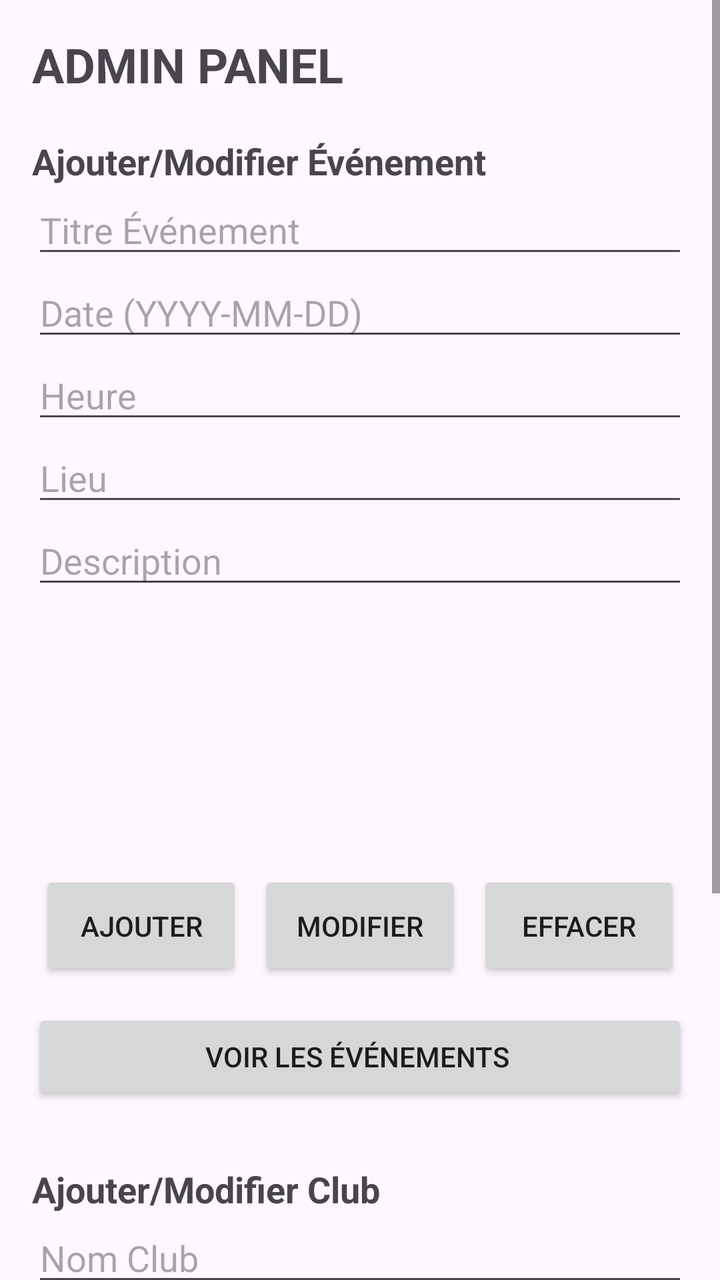
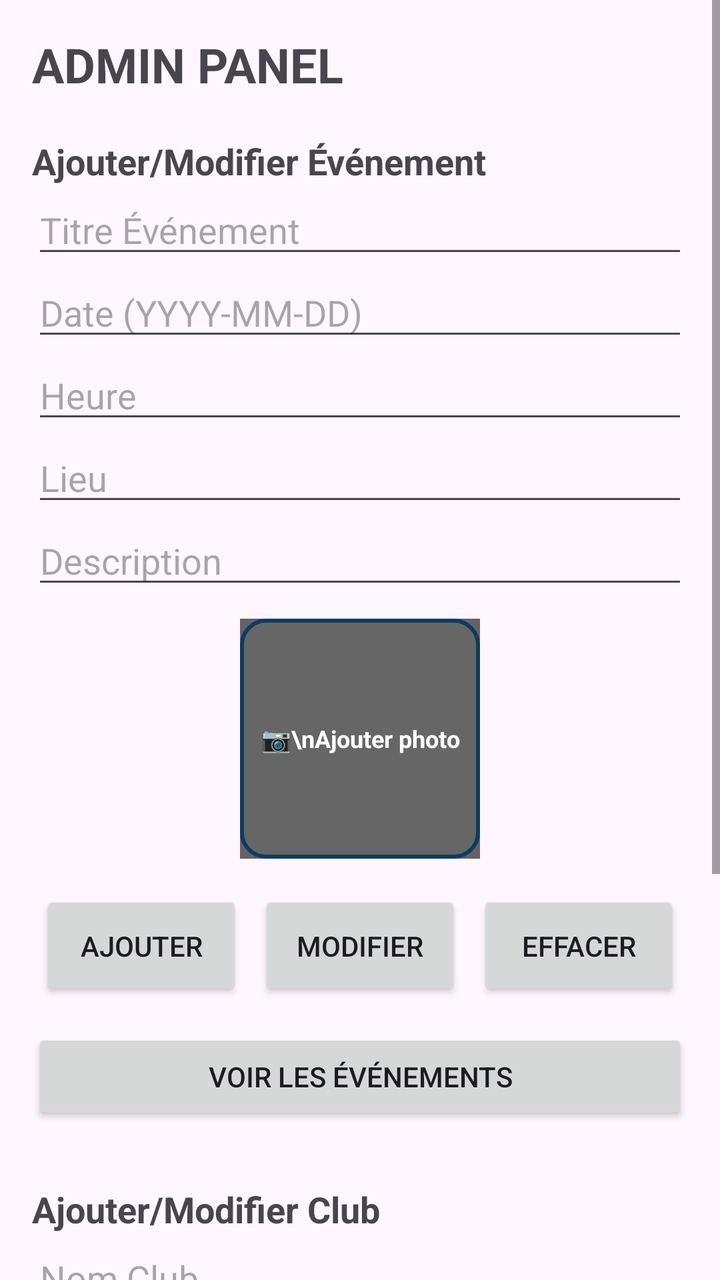

The first picture is an Android layout as it rendered before a commit; the second is the same layout after the commit. The layout source and the unified diff follow.
<!-- AndroidManifest.xml: application theme Theme.EvenementsEtudiants -->
<!-- res/layout/activity_admin.xml -->
<?xml version="1.0" encoding="utf-8"?>
<ScrollView xmlns:android="http://schemas.android.com/apk/res/android"
    android:layout_width="match_parent"
    android:layout_height="match_parent">

    <LinearLayout
        android:layout_width="match_parent"
        android:layout_height="wrap_content"
        android:orientation="vertical"
        android:padding="16dp">

        
        <TextView
            android:layout_width="wrap_content"
            android:layout_height="wrap_content"
            android:text="ADMIN PANEL"
            android:textSize="24sp"
            android:textStyle="bold"
            android:layout_marginBottom="20dp"/>

        
        <TextView
            android:layout_width="wrap_content"
            android:layout_height="wrap_content"
            android:text="Ajouter/Modifier Événement"
            android:textStyle="bold"
            android:textSize="18sp"/>

        <EditText
            android:id="@+id/etTitle"
            android:layout_width="match_parent"
            android:layout_height="wrap_content"
            android:hint="Titre Événement"/>

        <EditText
            android:id="@+id/etDate"
            android:layout_width="match_parent"
            android:layout_height="wrap_content"
            android:hint="Date (YYYY-MM-DD)"/>

        <EditText
            android:id="@+id/etTime"
            android:layout_width="match_parent"
            android:layout_height="wrap_content"
            android:hint="Heure"/>

        <EditText
            android:id="@+id/etLocation"
            android:layout_width="match_parent"
            android:layout_height="wrap_content"
            android:hint="Lieu"/>

        <EditText
            android:id="@+id/etDescription"
            android:layout_width="match_parent"
            android:layout_height="wrap_content"
            android:hint="Description"/>

        <ImageView
            android:id="@+id/imgEvent"
            android:layout_width="120dp"
            android:layout_height="120dp"
            android:src="@mipmap/ic_launcher"
            android:layout_gravity="center"/>

        <LinearLayout
            android:layout_width="match_parent"
            android:layout_height="wrap_content"
            android:orientation="horizontal"
            android:gravity="center"
            android:layout_marginTop="12dp"
            >

            <Button
                android:id="@+id/btnAddEvent"
                android:layout_width="0dp"
                android:layout_height="55dp"
                android:layout_weight="1"
                android:text="Ajouter"
                android:textSize="14sp"
                android:padding="8dp"
                android:layout_margin="4dp"/>

            <Button
                android:id="@+id/btnUpdateEvent"
                android:layout_width="0dp"
                android:layout_height="55dp"
                android:layout_weight="1"
                android:text="Modifier"
                android:textSize="14sp"
                android:padding="8dp"
                android:layout_margin="4dp"/>

            <Button
                android:id="@+id/btnClearEvent"
                android:layout_width="0dp"
                android:layout_height="55dp"
                android:layout_weight="1"
                android:text="Effacer"
                android:textSize="14sp"
                android:padding="8dp"
                android:layout_margin="4dp"/>
        </LinearLayout>

        <Button
            android:id="@+id/btnViewEvents"
            android:layout_width="match_parent"
            android:layout_height="wrap_content"
            android:text="Voir les Événements "
            android:layout_marginTop="10dp"/>

        <androidx.recyclerview.widget.RecyclerView
            android:id="@+id/recyclerEvents"
            android:layout_width="match_parent"
            android:layout_height="wrap_content"
            android:nestedScrollingEnabled="false"
            android:visibility="gone"
            android:layout_marginTop="10dp"/>

        
        <TextView
            android:layout_width="match_parent"
            android:layout_height="wrap_content"
            android:text="Ajouter/Modifier Club"
            android:textStyle="bold"
            android:textSize="18sp"
            android:layout_marginTop="30dp"/>

        <EditText
            android:id="@+id/etClubName"
            android:layout_width="match_parent"
            android:layout_height="wrap_content"
            android:hint="Nom Club"/>

        <ImageView
            android:id="@+id/imgClub"
            android:layout_width="120dp"
            android:layout_height="120dp"
            android:src="@mipmap/ic_launcher"
            android:layout_gravity="center"/>

        <LinearLayout
            android:layout_width="match_parent"
            android:layout_height="wrap_content"
            android:orientation="horizontal"
            android:gravity="center"
            android:layout_marginTop="12dp">

            <Button
                android:id="@+id/btnAddClub"
                android:layout_width="0dp"
                android:layout_height="55dp"
                android:layout_weight="1"
                android:text="Ajouter"
                android:textSize="14sp"

                android:padding="8dp"
                android:layout_margin="4dp"
                />

            <Button
                android:id="@+id/btnUpdateClub"
                android:layout_width="0dp"
                android:layout_height="55dp"
                android:layout_weight="1"
                android:text="Modifier"
                android:textSize="14sp"


                android:padding="8dp"
                android:layout_margin="4dp"
                />

            <Button
                android:id="@+id/btnClearClub"
                android:layout_width="0dp"
                android:layout_height="55dp"
                android:layout_weight="1"
                android:text="Effacer"
                android:textSize="14sp"
                android:padding="8dp"
                android:layout_margin="4dp"/>
        </LinearLayout>

        <Button
            android:id="@+id/btnViewClubs"
            android:layout_width="match_parent"
            android:layout_height="wrap_content"
            android:text="Voir  les Clubs"
            android:layout_marginTop="10dp"/>

        <androidx.recyclerview.widget.RecyclerView
            android:id="@+id/recyclerClubs"
            android:layout_width="match_parent"
            android:layout_height="wrap_content"
            android:nestedScrollingEnabled="false"
            android:visibility="gone"
            android:layout_marginTop="10dp"/>

    </LinearLayout>
</ScrollView>
<!-- resources referenced by this layout -->
<resources>
  <!-- mipmap ic_launcher (mipmap-anydpi-v26) -->
  <?xml version="1.0" encoding="utf-8"?>
  <adaptive-icon xmlns:android="http://schemas.android.com/apk/res/android">
      <background android:drawable="@drawable/ic_launcher_background"/>
      <foreground android:drawable="@drawable/ic_launcher_foreground"/>
      <monochrome android:drawable="@drawable/ic_launcher_foreground"/>
  </adaptive-icon>
  <style name="Theme.EvenementsEtudiants" parent="Base.Theme.EvenementsEtudiants" />
  <!-- drawable ic_launcher_background: vector/xml drawable (drawable, 4866 chars, omitted) -->
  <!-- drawable ic_launcher_foreground (drawable) -->
  <vector xmlns:android="http://schemas.android.com/apk/res/android"
      xmlns:aapt="http://schemas.android.com/aapt"
      android:width="108dp"
      android:height="108dp"
      android:viewportWidth="108"
      android:viewportHeight="108">
      <path
          android:pathData="M31,63.928c0,0 6.4,-11 12.1,-13.1c7.2,-2.6 26,-1.4 26,-1.4l38.1,38.1L107,108.928l-32,-1L31,63.928z">
          <aapt:attr name="android:fillColor">
              <gradient
                  android:startY="49.59793"
                  android:startX="42.9492"
                  android:endY="92.4963"
                  android:endX="85.84757"
                  android:type="linear">
                  <item
                      android:color="#44000000"
                      android:offset="0.0" />
                  <item
                      android:color="#00000000"
                      android:offset="1.0" />
              </gradient>
          </aapt:attr>
      </path>
      <path
          android:pathData="M65.3,45.828l3.8,-6.6c0.2,-0.4 0.1,-0.9 -0.3,-1.1c-0.4,-0.2 -0.9,-0.1 -1.1,0.3l-3.9,6.7c-6.3,-2.8 -13.4,-2.8 -19.7,0l-3.9,-6.7c-0.2,-0.4 -0.7,-0.5 -1.1,-0.3C38.8,38.328 38.7,38.828 38.9,39.228l3.8,6.6C36.2,49.428 31.7,56.028 31,63.928h46C76.3,56.028 71.8,49.428 65.3,45.828zM43.4,57.328c-0.8,0 -1.5,-0.5 -1.8,-1.2c-0.3,-0.7 -0.1,-1.5 0.4,-2.1c0.5,-0.5 1.4,-0.7 2.1,-0.4c0.7,0.3 1.2,1 1.2,1.8C45.3,56.528 44.5,57.328 43.4,57.328L43.4,57.328zM64.6,57.328c-0.8,0 -1.5,-0.5 -1.8,-1.2s-0.1,-1.5 0.4,-2.1c0.5,-0.5 1.4,-0.7 2.1,-0.4c0.7,0.3 1.2,1 1.2,1.8C66.5,56.528 65.6,57.328 64.6,57.328L64.6,57.328z"
          android:fillColor="#FFFFFF"
          android:fillType="nonZero"
          android:strokeWidth="1"
          android:strokeColor="#00000000"/>
  </vector>
  <style name="Base.Theme.EvenementsEtudiants" parent="Theme.Material3.DayNight.NoActionBar">
          
          
      </style>
</resources>

<!-- the commit's change to res/layout/activity_admin.xml (unified diff, before → after) -->
@@ -56,20 +56,42 @@
             android:layout_height="wrap_content"
             android:hint="Description"/>
 
-        <ImageView
-            android:id="@+id/imgEvent"
-            android:layout_width="120dp"
-            android:layout_height="120dp"
-            android:src="@mipmap/ic_launcher"
-            android:layout_gravity="center"/>
+
+        <FrameLayout
+            android:layout_width="wrap_content"
+            android:layout_height="wrap_content"
+            android:layout_gravity="center"
+            android:layout_marginTop="10dp">
+
+            <ImageView
+                android:id="@+id/imgEvent"
+                android:layout_width="120dp"
+                android:layout_height="120dp"
+                android:src="@mipmap/ic_launcher"
+                android:scaleType="centerCrop"
+                android:clickable="true"
+                android:focusable="true"
+                android:background="@drawable/image_border_event"
+                android:padding="5dp" />
+
+            <TextView
+                android:layout_width="120dp"
+                android:layout_height="120dp"
+                android:gravity="center"
+                android:text="📷\nAjouter photo"
+                android:textColor="#FFFFFF"
+                android:textSize="12sp"
+                android:textStyle="bold"
+                android:background="#99000000" />
+
+        </FrameLayout>
 
         <LinearLayout
             android:layout_width="match_parent"
             android:layout_height="wrap_content"
             android:orientation="horizontal"
             android:gravity="center"
-            android:layout_marginTop="12dp"
-            >
+            android:layout_marginTop="12dp">
 
             <Button
                 android:id="@+id/btnAddEvent"
@@ -106,7 +128,7 @@
             android:id="@+id/btnViewEvents"
             android:layout_width="match_parent"
             android:layout_height="wrap_content"
-            android:text="Voir les Événements "
+            android:text="Voir les Événements"
             android:layout_marginTop="10dp"/>
 
         <androidx.recyclerview.widget.RecyclerView
@@ -132,12 +154,35 @@
             android:layout_height="wrap_content"
             android:hint="Nom Club"/>
 
-        <ImageView
-            android:id="@+id/imgClub"
-            android:layout_width="120dp"
-            android:layout_height="120dp"
-            android:src="@mipmap/ic_launcher"
-            android:layout_gravity="center"/>
+        
+        <FrameLayout
+            android:layout_width="wrap_content"
+            android:layout_height="wrap_content"
+            android:layout_gravity="center"
+            android:layout_marginTop="10dp">
+
+            <ImageView
+                android:id="@+id/imgClub"
+                android:layout_width="120dp"
+                android:layout_height="120dp"
+                android:src="@mipmap/ic_launcher"
+                android:scaleType="centerCrop"
+                android:clickable="true"
+                android:focusable="true"
+                android:background="@drawable/image_border_club"
+                android:padding="5dp" />
+
+            <TextView
+                android:layout_width="120dp"
+                android:layout_height="120dp"
+                android:gravity="center"
+                android:text="📷\nAjouter logo"
+                android:textColor="#FFFFFF"
+                android:textSize="12sp"
+                android:textStyle="bold"
+                android:background="#99000000" />
+
+        </FrameLayout>
 
         <LinearLayout
             android:layout_width="match_parent"
@@ -153,10 +198,8 @@
                 android:layout_weight="1"
                 android:text="Ajouter"
                 android:textSize="14sp"
-
-                android:padding="8dp"
-                android:layout_margin="4dp"
-                />
+                android:padding="8dp"
+                android:layout_margin="4dp"/>
 
             <Button
                 android:id="@+id/btnUpdateClub"
@@ -165,11 +208,8 @@
                 android:layout_weight="1"
                 android:text="Modifier"
                 android:textSize="14sp"
-
-
-                android:padding="8dp"
-                android:layout_margin="4dp"
-                />
+                android:padding="8dp"
+                android:layout_margin="4dp"/>
 
             <Button
                 android:id="@+id/btnClearClub"
@@ -186,7 +226,7 @@
             android:id="@+id/btnViewClubs"
             android:layout_width="match_parent"
             android:layout_height="wrap_content"
-            android:text="Voir  les Clubs"
+            android:text="Voir les Clubs"
             android:layout_marginTop="10dp"/>
 
         <androidx.recyclerview.widget.RecyclerView
<!-- resource entries referenced after the edit -->
@@ -1,5 +1,30 @@
 <!-- resources referenced by this layout -->
 <resources>
+  <!-- drawable image_border_club (drawable) -->
+  <?xml version="1.0" encoding="utf-8"?>
+  <shape xmlns:android="http://schemas.android.com/apk/res/android"
+      android:shape="oval">
+      <stroke
+          android:width="2dp"
+          android:color="#4CAF50" />
+      <solid android:color="#FFFFFF" />
+      <size
+          android:width="120dp"
+          android:height="120dp" />
+  </shape>
+  <!-- drawable image_border_event (drawable) -->
+  <?xml version="1.0" encoding="utf-8"?>
+  <shape xmlns:android="http://schemas.android.com/apk/res/android"
+      android:shape="rectangle">
+      <stroke
+          android:width="2dp"
+          android:color="#2196F3" />
+      <solid android:color="#FFFFFF" />
+      <corners android:radius="12dp" />
+      <size
+          android:width="120dp"
+          android:height="120dp" />
+  </shape>
   <!-- mipmap ic_launcher (mipmap-anydpi-v26) -->
   <?xml version="1.0" encoding="utf-8"?>
   <adaptive-icon xmlns:android="http://schemas.android.com/apk/res/android">
